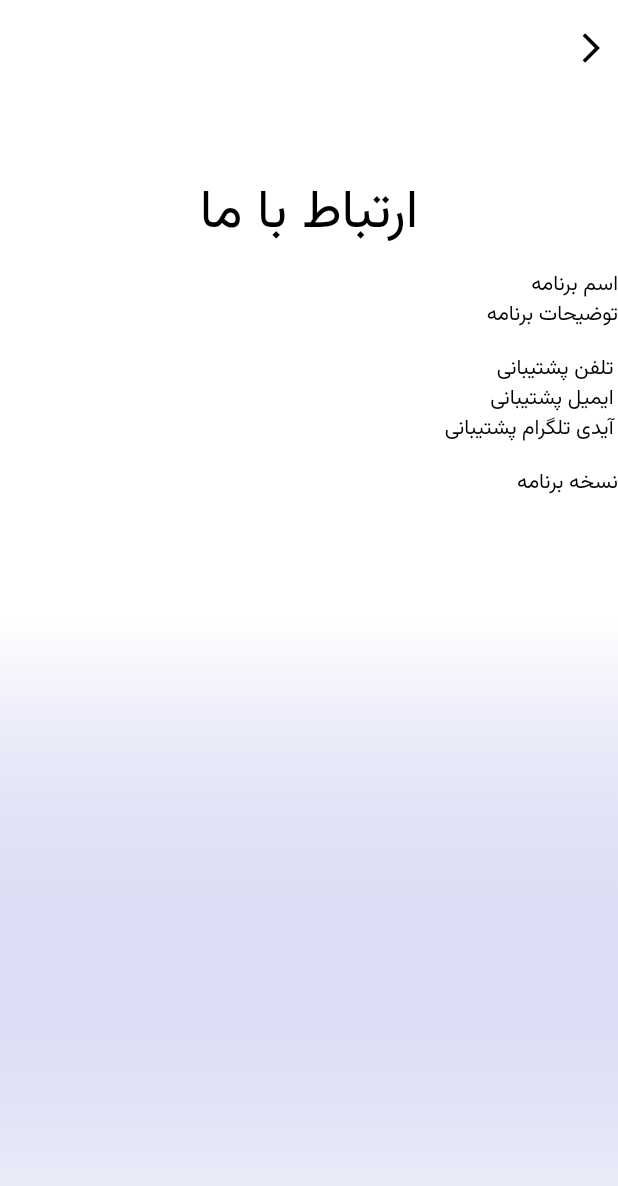
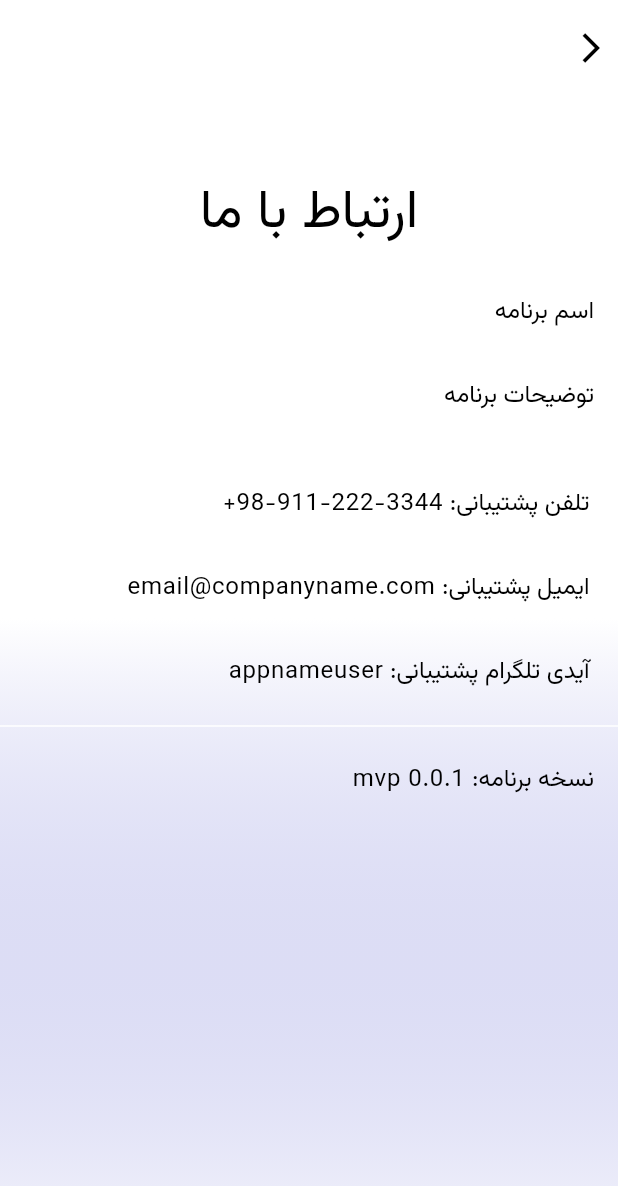
Before and after one commit to nerveinvader/Project_HealthTracker, a Flutter app: the ContactScreen screen opened directly, on a phone screen of 412 x 824 dp. Shown: the top 1186 px of the screen. Run offline on Flutter 3.47's test engine with Material 3 defaults, Android fonts, the phone set to English and light mode, and no system bars; our stand-ins replace dio, drift, fl_chart, flutter_dotenv, flutter_local_notifications, flutter_timezone and 2 more; missing offline and left inert: persian_datetime_picker; accounts and stored records are empty; generated files the repository leaves out were written again; statements that could not run were skipped.

Commit message:
ContactComplete

```diff
--- a/flutter_health_tracker_00/lib/ui/screens/contact_screen.dart
+++ b/flutter_health_tracker_00/lib/ui/screens/contact_screen.dart
@@ -11,11 +11,21 @@ class ContactScreen extends StatelessWidget {
 
   @override
   Widget build(BuildContext context) {
+    // Final variables to print on screen
+    final String textAppVersion =
+        '${AppLocalizations.of(context)!.contVersion}: mvp 0.0.1';
+    final String textNumber = '\u200E+98-911-222-3344'; // \u200E to make LTR text
+    final String textSuppPhone =
+        '${AppLocalizations.of(context)!.contPhone}: $textNumber';
+    final String textSuppEMail =
+        '${AppLocalizations.of(context)!.contEmail}: email@companyname.com';
+    final String textSuppTelegram =
+        '${AppLocalizations.of(context)!.contTelegram}: appnameuser';
     return Scaffold(
       body: Stack(
         children: [
           Positioned.fill(
-						child: CustomPaint(painter: GradientBackground(context))
+            child: CustomPaint(painter: GradientBackground(context)),
           ),
           SafeArea(
             child: Column(
@@ -42,33 +52,51 @@ class ContactScreen extends StatelessWidget {
                   child: ListView(
                     children: [
                       // App Name + Description
-											Text(
+                      ListTile(
+                        title: Text(
                           AppLocalizations.of(context)!.contAppName,
-												style: Theme.of(context).textTheme.bodyMedium,
+                          style: Theme.of(context).textTheme.bodyLarge,
                         ),
-											Text(
+                        contentPadding: EdgeInsets.symmetric(horizontal: 16),
+                      ),
+                      ListTile(
+                        title: Text(
                           AppLocalizations.of(context)!.contAppDescription,
-												style: Theme.of(context).textTheme.bodyMedium,
+                          style: Theme.of(context).textTheme.bodyLarge,
+                        ),
+                        contentPadding: EdgeInsets.symmetric(horizontal: 16),
                       ),
                       Divider(),
                       // Contact Info
-											SelectableText(
-												AppLocalizations.of(context)!.contPhone,
-												style: Theme.of(context).textTheme.bodyMedium,
+                      ListTile(
+                        title: SelectableText(
+                          textSuppPhone,
+                          style: Theme.of(context).textTheme.bodyLarge,
                         ),
-											SelectableText(
-												AppLocalizations.of(context)!.contEmail,
-												style: Theme.of(context).textTheme.bodyMedium,
+                        contentPadding: EdgeInsets.symmetric(horizontal: 16),
                       ),
-											SelectableText(
-												AppLocalizations.of(context)!.contTelegram,
-												style: Theme.of(context).textTheme.bodyMedium,
+                      ListTile(
+                        title: SelectableText(
+                          textSuppEMail,
+                          style: Theme.of(context).textTheme.bodyLarge,
+                        ),
+                        contentPadding: EdgeInsets.symmetric(horizontal: 16),
+                      ),
+                      ListTile(
+                        title: SelectableText(
+                          textSuppTelegram,
+                          style: Theme.of(context).textTheme.bodyLarge,
+                        ),
+                        contentPadding: EdgeInsets.symmetric(horizontal: 16),
                       ),
                       Divider(),
                       // Version
-											Text(
-												AppLocalizations.of(context)!.contVersion,
-												style: Theme.of(context).textTheme.bodyMedium,
+                      ListTile(
+                        title: Text(
+                          textAppVersion,
+                          style: Theme.of(context).textTheme.bodyLarge,
+                        ),
+                        contentPadding: EdgeInsets.symmetric(horizontal: 16),
                       ),
                     ],
                   ),
```
Also changed, not shown: flutter_health_tracker_00/lib/ui/screens/patient_home_screen.dart (+82 -52 lines). Lines whose indentation alone changed are shown as unchanged.
